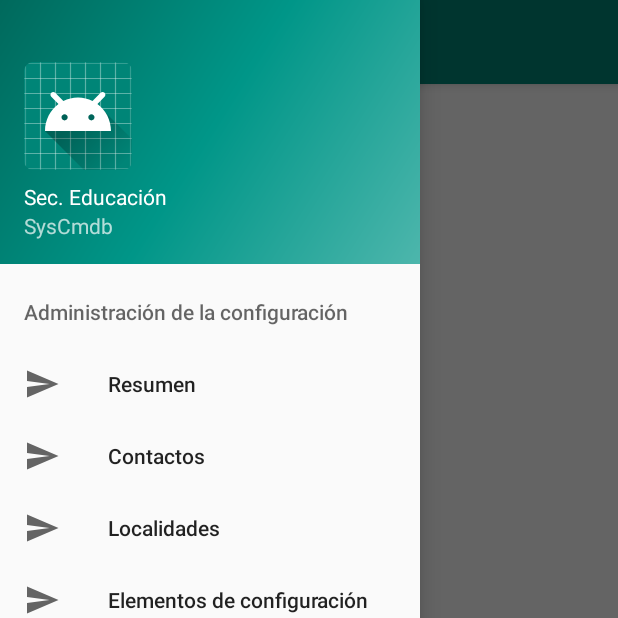
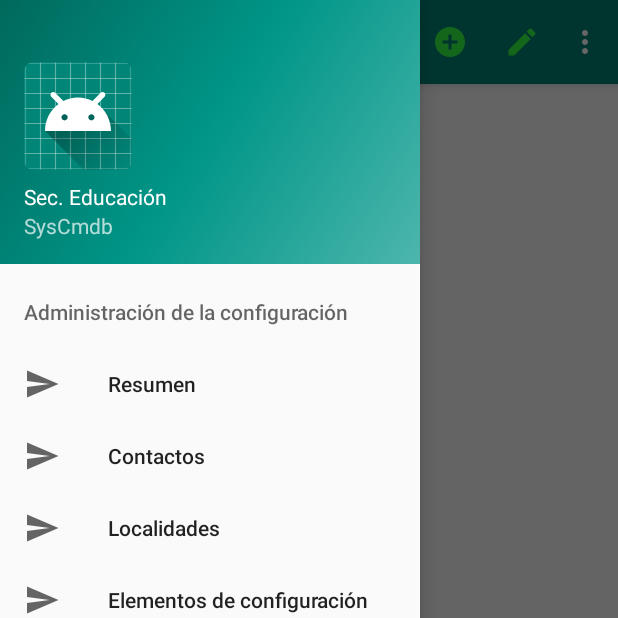
Before and after one commit to alejandroesalas/ApiCmdb, an Android app: the fragment ContactGroupFragment placed in its activity, with the side drawer open, on a phone screen of 412 x 824 dp, the top half of it. Run offline under Robolectric (Android 15) with nearby library versions, the phone set to English and light mode, and no system bars; our stand-ins replace Volley; network calls fail.

Commit message:
ahora cada vez que se pasa de un fragment a otro,en el action bar aparece un nombre qu corresponda al fragmento actual

```diff
--- a/app/src/main/java/edu/cecar/syscmdb/HomeActivity.java
+++ b/app/src/main/java/edu/cecar/syscmdb/HomeActivity.java
@@ -4,6 +4,8 @@ import android.os.Bundle;
 import android.support.v4.app.Fragment;
 import android.support.v4.view.GravityCompat;
 import android.support.v7.app.ActionBarDrawerToggle;
+import android.util.Log;
+import android.view.Menu;
 import android.view.MenuItem;
 import android.support.design.widget.NavigationView;
 import android.support.v4.widget.DrawerLayout;
@@ -21,6 +23,7 @@ public class HomeActivity extends AppCompatActivity
     @Override
     protected void onCreate(Bundle savedInstanceState) {
         super.onCreate(savedInstanceState);
+        this.setTitle(R.string.title_activity_home);
         setContentView(R.layout.activity_home);
         Toolbar toolbar = findViewById(R.id.toolbar);
         setSupportActionBar(toolbar);
@@ -42,28 +45,34 @@ public class HomeActivity extends AppCompatActivity
             super.onBackPressed();
         }
     }
-/*
+
     @Override
     public boolean onCreateOptionsMenu(Menu menu) {
         // Inflate the menu; this adds items to the action bar if it is present.
         getMenuInflater().inflate(R.menu.home, menu);
         return true;
     }
-*/
-    /*@Override
+
+    @Override
+    public boolean onPrepareOptionsMenu(Menu menu) {
+        menu.findItem(R.id.create_item).setVisible(false);
+        menu.findItem(R.id.create_item).setEnabled(false);
+        menu.findItem(R.id.edit).setVisible(false);
+        menu.findItem(R.id.edit).setEnabled(false);
+        return super.onPrepareOptionsMenu(menu);
+    }
+    @Override
     public boolean onOptionsItemSelected(MenuItem item) {
-        // Handle action bar item clicks here. The action bar will
-        // automatically handle clicks on the Home/Up button, so long
-        // as you specify a parent activity in AndroidManifest.xml.
         int id = item.getItemId();
 
         //noinspection SimplifiableIfStatement
         if (id == R.id.action_settings) {
+            Log.i("home","actionSettings");
             return true;
         }
 
         return super.onOptionsItemSelected(item);
-    }*/
+    }
 
     @SuppressWarnings("StatementWithEmptyBody")
     @Override
--- a/app/src/main/java/edu/cecar/syscmdb/fragments/ECs/ECFragment.java
+++ b/app/src/main/java/edu/cecar/syscmdb/fragments/ECs/ECFragment.java
@@ -2,8 +2,6 @@ package edu.cecar.syscmdb.fragments.ECs;
 
 import android.arch.lifecycle.Observer;
 import android.arch.lifecycle.ViewModelProviders;
-import android.content.Context;
-import android.net.Uri;
 import android.os.Bundle;
 import android.support.annotation.Nullable;
 import android.support.v4.app.Fragment;
@@ -71,7 +69,7 @@ public class ECFragment extends Fragment {
     public View onCreateView(LayoutInflater inflater, ViewGroup container,
                              Bundle savedInstanceState) {
         // Inflate the layout for this fragment
-        View view =inflater.inflate(R.layout.fragment_create_ec, container, false);
+        View view =inflater.inflate(R.layout.fragment_ec, container, false);
         spiFunctionalCIType = view.findViewById(R.id.spFunctionalType);
         spiFunctionalCIType.setAdapter(new ArrayAdapter<String>(getContext(),
                 android.R.layout.simple_spinner_dropdown_item,functionalCItypes));
--- a/app/src/main/java/edu/cecar/syscmdb/fragments/contacts/CreateContactGroupFragment.java
+++ b/app/src/main/java/edu/cecar/syscmdb/fragments/contacts/ContactGroupFragment.java
@@ -8,7 +8,11 @@ import android.support.v4.app.Fragment;
 import android.support.v4.app.Person;
 import android.support.v7.widget.LinearLayoutManager;
 import android.support.v7.widget.RecyclerView;
+import android.util.Log;
 import android.view.LayoutInflater;
+import android.view.Menu;
+import android.view.MenuInflater;
+import android.view.MenuItem;
 import android.view.View;
 import android.view.ViewGroup;
 
@@ -19,7 +23,7 @@ import edu.cecar.syscmdb.adapters.ContactAdapter;
 import edu.cecar.syscmdb.data.model.Team;
 import edu.cecar.syscmdb.data.model.VolleYSingleton;
 
-public class CreateContactGroupFragment extends Fragment {
+public class ContactGroupFragment extends Fragment {
     //recycler
     private RecyclerView mRecyclerView;
     private ContactAdapter contactAdapter;
@@ -31,20 +35,22 @@ public class CreateContactGroupFragment extends Fragment {
     private VolleYSingleton volleYSingleton;
     //private OnFragmentInteractionListener mListener;
 
-    public CreateContactGroupFragment() {
+    public ContactGroupFragment() {
         // Required empty public constructor
     }
 
 
     @Override
     public void onCreate(Bundle savedInstanceState) {
+        setHasOptionsMenu(true);
         super.onCreate(savedInstanceState);
     }
 
     @Override
     public View onCreateView(LayoutInflater inflater, ViewGroup container,
                              Bundle savedInstanceState) {
-        View view = inflater.inflate(R.layout.fragment_create_contact, container, false);
+        View view = inflater.inflate(R.layout.fragment_contact, container, false);
+        this.getActivity().setTitle(R.string.title_fragment_Group);
         mRecyclerView = view.findViewById(R.id.recyclerViewPersons);
         mRecyclerView.setHasFixedSize(true);
         mRecyclerView.setLayoutManager(new LinearLayoutManager(this.getContext()));
@@ -71,5 +77,35 @@ public class CreateContactGroupFragment extends Fragment {
         });
         //txtContacTextView.setText(String.valueOf(mViewModel.totalContacts()));
     }
+    //@Override
+    /*
+    public void onCreateOptionsMenu(Menu menu, MenuInflater inflater) {
 
+        inflater.inflate(R.menu.home, menu);
+
+        super.onCreateOptionsMenu(menu, inflater);
+
+    }*/
+    @Override
+    public void onPrepareOptionsMenu(Menu menu) {
+
+        menu.findItem(R.id.create_item).setVisible(true);
+        menu.findItem(R.id.create_item).setEnabled(true);
+        menu.findItem(R.id.edit).setVisible(true);
+        menu.findItem(R.id.edit).setEnabled(true);
+        super.onPrepareOptionsMenu(menu);
+    }
+    @Override
+    public boolean onOptionsItemSelected(MenuItem item) {
+        // Handle action bar item clicks here. The action bar will
+        // automatically handle clicks on the Home/Up button, so long
+        // as you specify a parent activity in AndroidManifest.xml.
+        int id = item.getItemId();
+        if (id == R.id.create_item) {
+            Log.i("GroupFragment","ItemCreate");
+            return true;
+        }
+
+        return super.onOptionsItemSelected(item);
+    }
 }
--- a/app/src/main/java/edu/cecar/syscmdb/fragments/contacts/ResumeContactFragment.java
+++ b/app/src/main/java/edu/cecar/syscmdb/fragments/contacts/ResumeContactFragment.java
@@ -32,7 +32,7 @@ public class ResumeContactFragment extends Fragment {
     @Override
     public View onCreateView(@NonNull LayoutInflater inflater, @Nullable ViewGroup container,
                              @Nullable Bundle savedInstanceState) {
-
+        this.getActivity().setTitle(R.string.title_fragment_contact);
         View view = inflater.inflate(R.layout.resume_contact_fragment, container, false);
         groupImageView = (ImageView) view.findViewById(R.id.groupImageView);
         contacImageView = (ImageView) view.findViewById(R.id.contactImageView);
@@ -48,7 +48,7 @@ public class ResumeContactFragment extends Fragment {
         groupImageView.setOnClickListener(new View.OnClickListener() {
             @Override
             public void onClick(View v) {
-                Fragment nextFragment = new CreateContactGroupFragment();
+                Fragment nextFragment = new ContactGroupFragment();
                 getActivity().getSupportFragmentManager()
                         .beginTransaction()
                         .replace(R.id.contentFrame, nextFragment)
@@ -59,7 +59,7 @@ public class ResumeContactFragment extends Fragment {
         contacImageView.setOnClickListener(new View.OnClickListener() {
             @Override
             public void onClick(View v) {
-                Fragment nextFragment = new CreateContactPersonFragment();
+                Fragment nextFragment = new ContactPersonFragment();
                 getActivity().getSupportFragmentManager()
                         .beginTransaction()
                         .replace(R.id.contentFrame, nextFragment)
--- a/app/src/main/java/edu/cecar/syscmdb/fragments/locations/CreateLocationsFragments.java
+++ b/app/src/main/java/edu/cecar/syscmdb/fragments/locations/CreateLocationsFragments.java
@@ -1,7 +1,5 @@
 package edu.cecar.syscmdb.fragments.locations;
 
-import android.content.Context;
-import android.net.Uri;
 import android.os.Bundle;
 import android.support.v4.app.Fragment;
 import android.view.LayoutInflater;
@@ -28,7 +26,7 @@ public class CreateLocationsFragments extends Fragment {
     public View onCreateView(LayoutInflater inflater, ViewGroup container,
                              Bundle savedInstanceState) {
         // Inflate the layout for this fragment
-        return inflater.inflate(R.layout.fragment_create_locations_fragments, container, false);
+        return inflater.inflate(R.layout.fragment_create_locations, container, false);
     }
 
 }
--- a/app/src/main/res/menu/home.xml
+++ b/app/src/main/res/menu/home.xml
@@ -8,12 +8,14 @@
         app:showAsAction="never" />
     <item
         android:id="@+id/create_item"
+        android:enabled="true"
+        android:icon="@drawable/ic_add_circle_black_24dp"
         android:title="Crear"
-        app:showAsAction="ifRoom"
-        android:icon="@drawable/ic_add_circle_black_24dp"/>
+        android:visible="true"
+        app:showAsAction="ifRoom" />
     <item
         android:id="@+id/edit"
+        android:icon="@drawable/ic_edit_black_24dp"
         android:title="Editar"
-        app:showAsAction="ifRoom"
-        android:icon="@drawable/ic_edit_black_24dp"/>
+        app:showAsAction="ifRoom" />
 </menu>
--- a/app/src/main/res/values/strings.xml
+++ b/app/src/main/res/values/strings.xml
@@ -45,6 +45,12 @@
     <string name="hint_keyEc">id</string>
     <string name="hint_nameEc">Nombre</string>
     <string name="hint_descEc">Descripción</string>
+    <!--Label title-->
+    <string name="title_fragment_contact">Contactos</string>
+    <string name="title_fragment_Group">Grupos</string>
+    <string name="title_fragment_Person">Personas</string>
+    <string name="title_fragment_Location">Localizaciones</string>
+    <string name="title_fragment_CreateContact">Crear Contacto</string>
     <!-- TODO: Remove or change this placeholder text -->
     <string name="hello_blank_fragment">Hello blank fragment</string>
     <string name="title_activity_personal_information">PersonalInformationActivity</string>
```
Also changed, not shown: app/src/main/java/edu/cecar/syscmdb/fragments/contacts/ContactPersonFragment.java (renamed from app/src/main/java/edu/cecar/syscmdb/fragments/contacts/CreateContactPersonFragment.java, +14 -5 lines), app/src/main/java/edu/cecar/syscmdb/fragments/contacts/SearchContacts.java (deleted, +0 -31 lines), app/src/main/java/edu/cecar/syscmdb/fragments/locations/GeneralLocationView.java (+27 -1 lines), app/src/main/java/edu/cecar/syscmdb/fragments/locations/ResumeLocationsFragment.java (deleted, +0 -101 lines), app/src/main/res/layout/fragment_contact.xml (renamed from app/src/main/res/layout/fragment_resume_locations.xml, +4 -6 lines), app/src/main/res/layout/fragment_create_contact.xml (deleted, +0 -12 lines), app/src/main/res/layout/fragment_create_contact_group.xml (deleted, +0 -12 lines), app/src/main/res/layout/fragment_search_contacts.xml (deleted, +0 -14 lines), app/src/main/res/layout/fragment_search_ecs.xml (deleted, +0 -14 lines), app/src/main/res/layout/fragment_create_locations.xml (renamed from app/src/main/res/layout/fragment_create_locations_fragments.xml), app/src/main/res/layout/fragment_ec.xml (renamed from app/src/main/res/layout/fragment_create_ec.xml), app/src/main/res/layout/fragment_location.xml (renamed from app/src/main/res/layout/fragment_general_location_view.xml).
